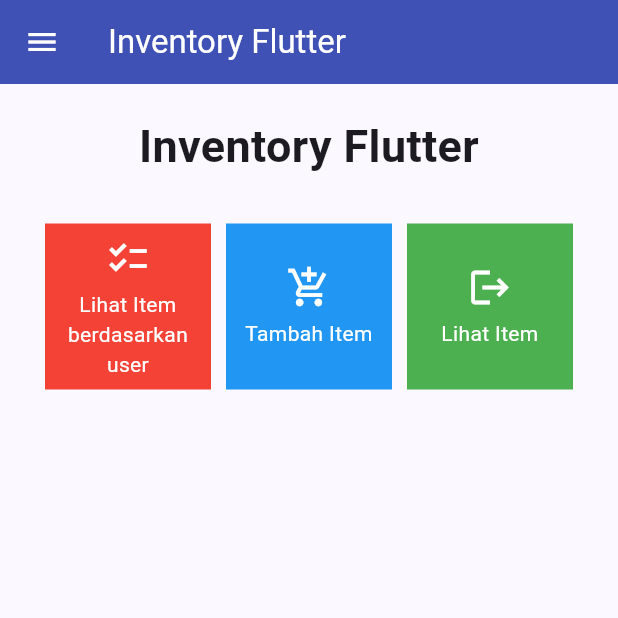
After one commit to PBP-Gasal23-E02/Projek-Akhir-Semester, a Flutter app: the YourBookPage screen opened directly, on a phone screen of 412 x 824 dp, the top half of it. The commit adds this screen. Run offline on Flutter 3.47's test engine with Material 3 defaults, Android fonts, the phone set to English and light mode, and no system bars; missing offline and left inert: pbp_django_auth; network calls fail.

Commit message:
make pinjamBuku page

```diff
--- /dev/null
+++ b/lib/apps/YourBook/screens/menu.dart
@@ -0,0 +1,64 @@
+import 'package:flutter/material.dart';
+import 'package:gourmet_labs/widgets/left_drawer.dart';
+import '../widgets/PinjamBuku_card.dart';
+
+class YourBookPage extends StatelessWidget {
+  YourBookPage({Key? key}) : super(key: key);
+
+  final List<ShopItem> items = [
+    ShopItem("Lihat Item berdasarkan user", Icons.checklist, Colors.red),
+    ShopItem("Tambah Item", Icons.add_shopping_cart, Colors.blue),
+    ShopItem("Lihat Item", Icons.logout, Colors.green),
+  ];
+
+  @override
+  Widget build(BuildContext context) {
+    return Scaffold(
+      appBar: AppBar(
+        title: const Text(
+          'Inventory Flutter',
+        ),
+        backgroundColor: Colors.indigo,
+        foregroundColor: Colors.white,
+      ),
+      drawer: const LeftDrawer(),
+      body: SingleChildScrollView(
+        // Widget wrapper yang dapat discroll
+        child: Padding(
+          padding: const EdgeInsets.all(10.0), // Set padding dari halaman
+          child: Column(
+            // Widget untuk menampilkan children secara vertikal
+            children: <Widget>[
+              const Padding(
+                padding: EdgeInsets.only(top: 10.0, bottom: 10.0),
+                // Widget Text untuk menampilkan tulisan dengan alignment center dan style yang sesuai
+                child: Text(
+                  'Inventory Flutter', // Text yang menandakan toko
+                  textAlign: TextAlign.center,
+                  style: TextStyle(
+                    fontSize: 30,
+                    fontWeight: FontWeight.bold,
+                  ),
+                ),
+              ),
+              // Grid layout
+              GridView.count(
+                // Container pada card kita.
+                primary: true,
+                padding: const EdgeInsets.all(20),
+                crossAxisSpacing: 10,
+                mainAxisSpacing: 10,
+                crossAxisCount: 3,
+                shrinkWrap: true,
+                children: items.map((ShopItem item) {
+                  // Iterasi untuk setiap item
+                  return ShopCard(item);
+                }).toList(),
+              ),
+            ],
+          ),
+        ),
+      ),
+    );
+  }
+}
--- /dev/null
+++ b/lib/apps/YourBook/widgets/PinjamBuku_card.dart
@@ -0,0 +1,99 @@
+import 'package:flutter/material.dart';
+// import 'package:inventory_flutter/screens/itemlist_form.dart';
+// import 'package:inventory_flutter/screens/list_item.dart';
+// import 'package:inventory_flutter/screens/login.dart';
+import 'package:gourmet_labs/apps/YourBook/screens/list_PinjamBuku.dart';
+
+class ShopItem {
+  final String name;
+  final IconData icon;
+  final Color color;
+
+  ShopItem(this.name, this.icon, this.color);
+}
+
+class ShopCard extends StatelessWidget {
+  final ShopItem item;
+
+  const ShopCard(this.item, {super.key}); // Constructor
+
+  @override
+  Widget build(BuildContext context) {
+    return Material(
+      color: item.color,
+      child: InkWell(
+        // Area responsive terhadap sentuhan
+        onTap: () async {
+          // Memunculkan SnackBar ketika diklik
+          ScaffoldMessenger.of(context)
+            ..hideCurrentSnackBar()
+            ..showSnackBar(SnackBar(
+                content: Text("Kamu telah menekan tombol ${item.name}!")));
+
+          // Navigate ke route yang sesuai (tergantung jenis tombol)
+          if (item.name == "Tambah Item") {
+            Navigator.push(
+                context,
+                MaterialPageRoute(
+                  builder: (context) => const PinjamBukuListPage(),
+                ));
+          } else if (item.name == "Lihat Item berdasarkan user") {
+            Navigator.pushReplacement(
+                context,
+                MaterialPageRoute(
+                  builder: (context) => const PinjamBukuListPage(),
+                ));
+          } else if (item.name == "Lihat Item") {
+            Navigator.pushReplacement(
+                context,
+                MaterialPageRoute(
+                  builder: (context) => const PinjamBukuListPage(),
+                ));
+          }
+          // tambahkan else if baru seperti di bawah ini
+          // else if (item.name == "Logout") {
+          //         final response = await request.logout(
+          //             "https://aaron-kwek-tugas.pbp.cs.ui.ac.id/auth/logout/");
+          //         String message = response["message"];
+          //         if (response['status']) {
+          //           String uname = response["username"];
+          //           ScaffoldMessenger.of(context).showSnackBar(SnackBar(
+          //             content: Text("$message Sampai jumpa, $uname."),
+          //           ));
+          //           Navigator.pushReplacement(
+          //             context,
+          //             MaterialPageRoute(builder: (context) => const LoginPage()),
+          //           );
+          //         } else {
+          //           ScaffoldMessenger.of(context).showSnackBar(SnackBar(
+          //             content: Text("$message"),
+          //           ));
+          //         }
+          // }
+        },
+        child: Container(
+          // Container untuk menyimpan Icon dan Text
+          padding: const EdgeInsets.all(8),
+          child: Center(
+            child: Column(
+              mainAxisAlignment: MainAxisAlignment.center,
+              children: [
+                Icon(
+                  item.icon,
+                  color: Colors.white,
+                  size: 30.0,
+                ),
+                const Padding(padding: EdgeInsets.all(3)),
+                Text(
+                  item.name,
+                  textAlign: TextAlign.center,
+                  style: const TextStyle(color: Colors.white),
+                ),
+              ],
+            ),
+          ),
+        ),
+      ),
+    );
+  }
+}
--- a/lib/widgets/left_drawer.dart
+++ b/lib/widgets/left_drawer.dart
@@ -4,6 +4,7 @@ import 'package:gourmet_labs/screens/list_item.dart';
 import 'package:gourmet_labs/screens/menu.dart';
 import 'package:gourmet_labs/screens/gourmet_form.dart';
 import 'package:gourmet_labs/screens/gourmet_show.dart';
+import 'package:gourmet_labs/apps/YourBook/screens/menu.dart';
 
 // A stateless widget representing the left drawer of the application.
 class LeftDrawer extends StatelessWidget {
@@ -127,7 +128,7 @@ class LeftDrawer extends StatelessWidget {
               // Route menu ke halaman produk
               Navigator.push(
                 context,
-                MaterialPageRoute(builder: (context) => const ProductPage()),
+                MaterialPageRoute(builder: (context) => YourBookPage()),
               );
             },
           ),
```
Also changed, not shown: lib/apps/YourBook/models/PinjamBuku.dart (added, +71 -0 lines), lib/apps/YourBook/screens/list_PinjamBuku.dart (added, +100 -0 lines), lib/apps/YourBook/screens/one_PinjamBuku.dart (added, +53 -0 lines), lib/apps/YourBook/screens/YourBook.dart (deleted), 1 other file.
